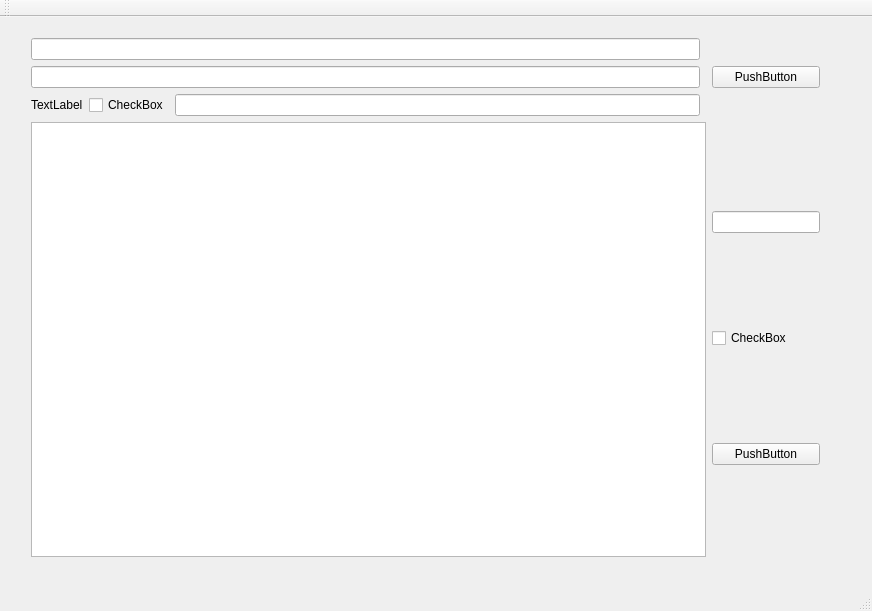
pzins/Grep, file mainwindow.ui: the form before one commit.
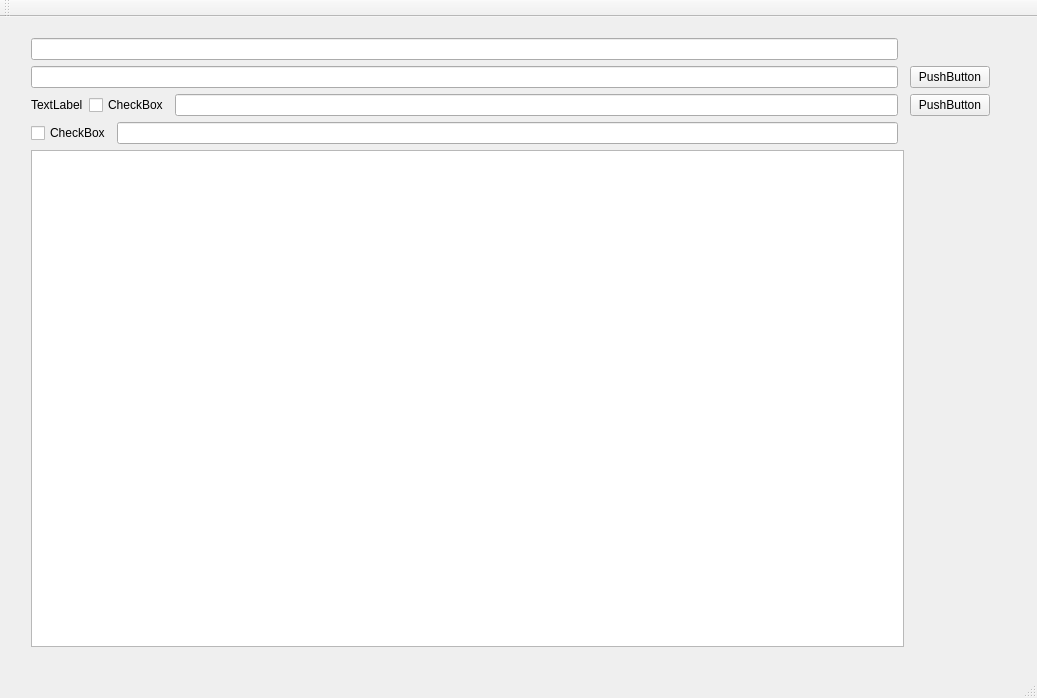
The form after the commit.

```diff
--- a/mainwindow.ui
+++ b/mainwindow.ui
@@ -6,8 +6,8 @@
    <rect>
     <x>0</x>
     <y>0</y>
-    <width>872</width>
-    <height>611</height>
+    <width>1037</width>
+    <height>698</height>
    </rect>
   </property>
   <property name="windowTitle">
@@ -19,48 +19,11 @@
      <rect>
       <x>20</x>
       <y>10</y>
-      <width>811</width>
-      <height>541</height>
+      <width>981</width>
+      <height>631</height>
      </rect>
     </property>
     <layout class="QGridLayout" name="gridLayout" columnstretch="1,0,0">
-     <item row="1" column="0">
-      <widget class="QLineEdit" name="command_line_edit"/>
-     </item>
-     <item row="1" column="2">
-      <widget class="QPushButton" name="command_push_button">
-       <property name="text">
-        <string>PushButton</string>
-       </property>
-       <property name="autoDefault">
-        <bool>true</bool>
-       </property>
-       <property name="default">
-        <bool>false</bool>
-       </property>
-      </widget>
-     </item>
-     <item row="4" column="2">
-      <layout class="QVBoxLayout" name="verticalLayout">
-       <item>
-        <widget class="QLineEdit" name="result_line_edit"/>
-       </item>
-       <item>
-        <widget class="QCheckBox" name="result_case_checkbox">
-         <property name="text">
-          <string>CheckBox</string>
-         </property>
-        </widget>
-       </item>
-       <item>
-        <widget class="QPushButton" name="result_search_push_button">
-         <property name="text">
-          <string>PushButton</string>
-         </property>
-        </widget>
-       </item>
-      </layout>
-     </item>
      <item row="3" column="0">
       <layout class="QHBoxLayout" name="horizontalLayout">
        <item>
@@ -85,9 +48,46 @@
      <item row="0" column="0">
       <widget class="QLineEdit" name="working_directory"/>
      </item>
-     <item row="4" column="0" colspan="2">
+     <item row="5" column="0" colspan="2">
       <widget class="QPlainTextEdit" name="results_plain_text"/>
      </item>
+     <item row="1" column="2">
+      <widget class="QPushButton" name="command_push_button">
+       <property name="text">
+        <string>PushButton</string>
+       </property>
+       <property name="autoDefault">
+        <bool>true</bool>
+       </property>
+       <property name="default">
+        <bool>false</bool>
+       </property>
+      </widget>
+     </item>
+     <item row="1" column="0">
+      <widget class="QLineEdit" name="command_line_edit"/>
+     </item>
+     <item row="4" column="0">
+      <layout class="QHBoxLayout" name="horizontalLayout_4">
+       <item>
+        <widget class="QCheckBox" name="result_case_checkbox">
+         <property name="text">
+          <string>CheckBox</string>
+         </property>
+        </widget>
+       </item>
+       <item>
+        <widget class="QLineEdit" name="result_line_edit"/>
+       </item>
+      </layout>
+     </item>
+     <item row="3" column="2">
+      <widget class="QPushButton" name="result_search_push_button">
+       <property name="text">
+        <string>PushButton</string>
+       </property>
+      </widget>
+     </item>
     </layout>
    </widget>
   </widget>
```
Left out of the diff: 2 changed lines with no effect on the pictures.
